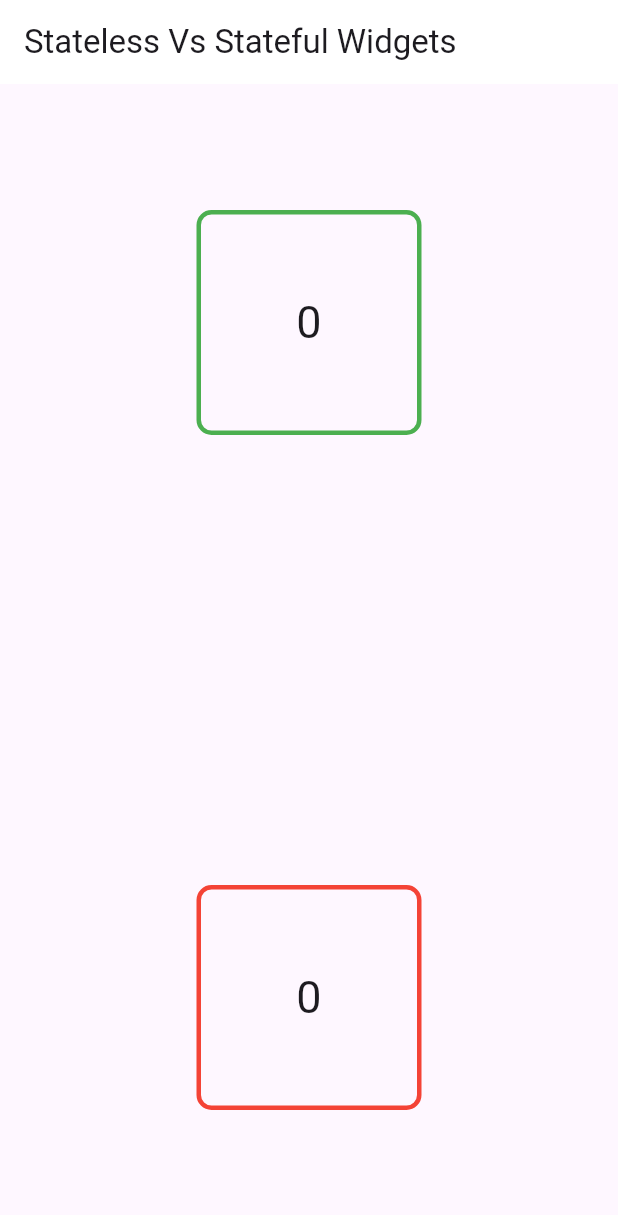
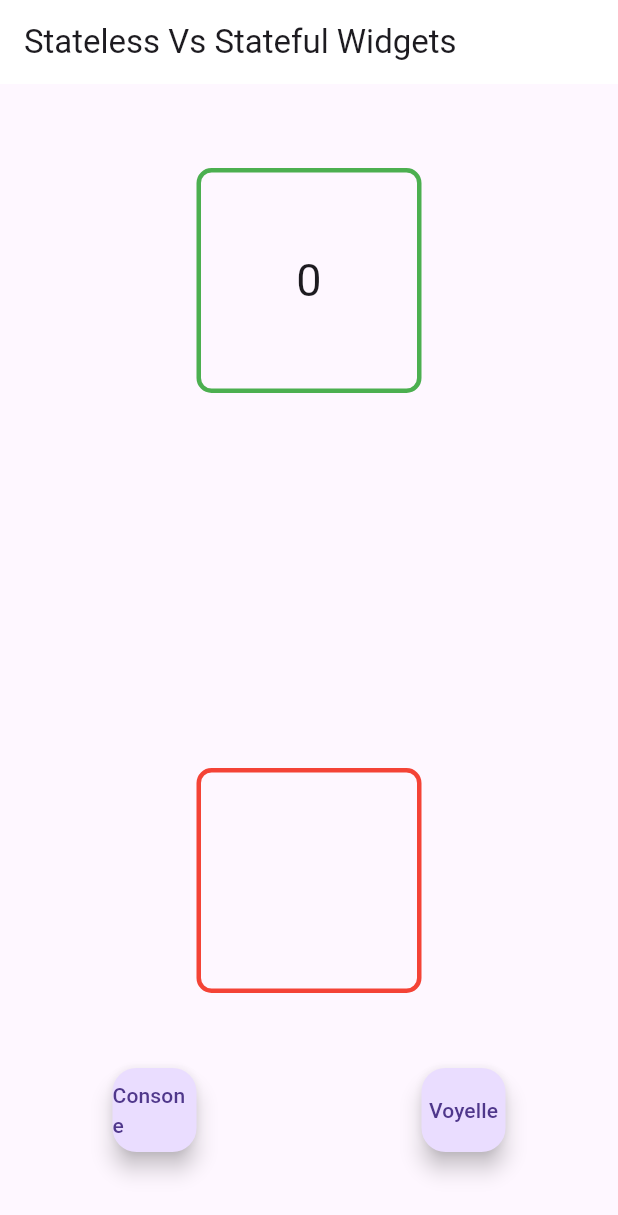
Before and after one commit to Mury05/FlutterTips, a Flutter app: the screen it shows after launch, on a phone screen of 412 x 824 dp. Shown: the top 1215 px of the screen. Run offline on Flutter 3.47's test engine with Material 3 defaults, Android fonts, the light colour scheme and no system bars.

Commit message:
Enhance StateApp with random letter selection and interactive buttons for consonants and vowels

```diff
--- a/lib/screen/state.dart
+++ b/lib/screen/state.dart
@@ -1,3 +1,5 @@
+import 'dart:math';
+
 import 'package:flutter/material.dart';
 
 class StateApp extends StatefulWidget {
@@ -7,7 +9,12 @@ class StateApp extends StatefulWidget {
 
 class _StateAppState extends State<StateApp> {
   int card1 = 0;
-  int card2 = 0;
+  String card2 = '';
+  List<String> letters =
+      List.generate(26, (index) => String.fromCharCode(index + 65));
+  List<int> consonantIndexes = [1, 2, 3, 5, 6, 7, 9, 10, 11, 12, 13, 15, 16, 17, 18, 19, 21, 22, 23, 25];
+  List<int> vowelsIndexes = [0, 4, 8, 14, 20, 24];
+
   @override
   Widget build(BuildContext context) {
     return MaterialApp(
@@ -26,24 +33,51 @@ class _StateAppState extends State<StateApp> {
                 text: "$card1",
                 callback: () => {
                   setState(() {
-                    card1++;
+                    card1 = Random().nextInt(26);
+                    card2 = letters[card1-1];
                   }),
-                  print("Card 1, cliqué $card1 fois")
                 },
               ),
               SizedBox(
-                height: 300,
+                height: 250,
               ),
               Card(
                 color: Colors.red,
-                text: "$card2",
+                text: card2,
                 callback: () => {
                   setState(() {
-                    card2++;
+                    card1 = Random().nextInt(letters.length);
+                    card2 = letters[card1-1];
                   }),
-                  print("Card 2, cliqué $card2 fois")
                 },
               ),
+              SizedBox(
+                height: 50,
+              ),
+              Row(
+                mainAxisAlignment: MainAxisAlignment.spaceAround,
+                children: [
+                  FloatingActionButton(
+                    onPressed: () => {
+                      setState(() {
+                        card1 = consonantIndexes[Random().nextInt(consonantIndexes.length)] +1;
+                        card2 = letters[card1 -1];
+                      }),
+                    },
+                    child: Text("Consone"),
+                  ),
+                  FloatingActionButton(
+                    onPressed: () => {
+                      setState(() {
+                      card1 = vowelsIndexes[Random().nextInt(vowelsIndexes.length)]+1;
+                      card2 = letters[card1-1];
+
+                      })
+                    },
+                    child: Text("Voyelle"),
+                  ),
+                ],
+              )
             ],
           ),
         ),
```
